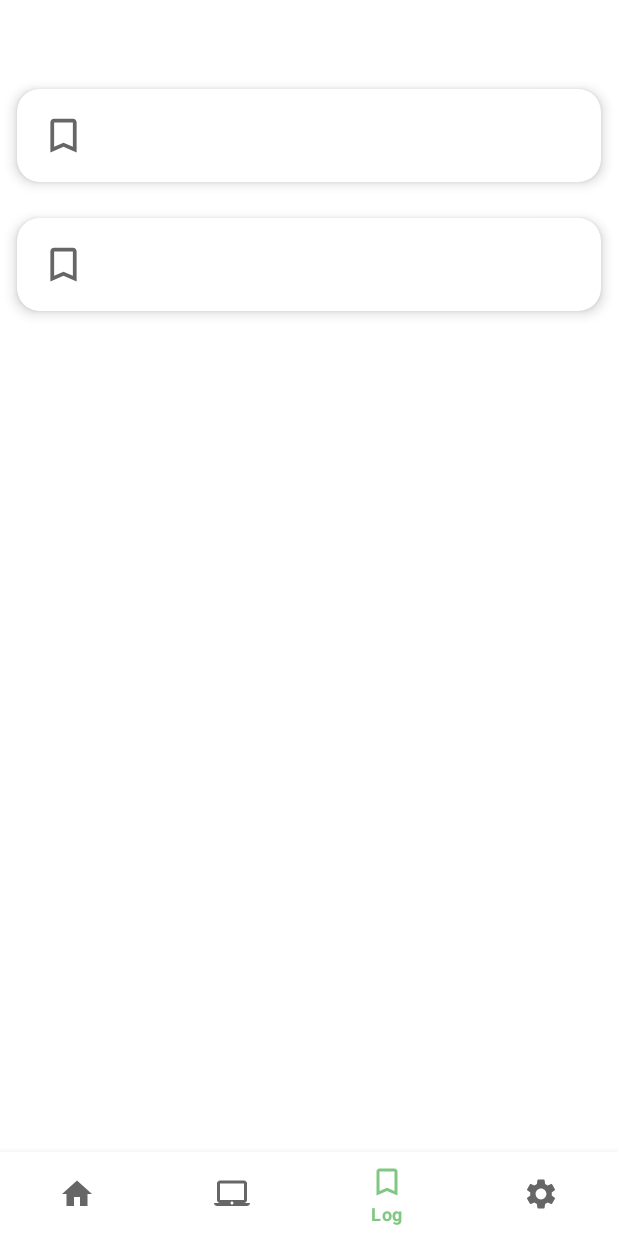
After one commit to harvestcore/ipmdroid2.0, an Android app: the LogFragment screen opened through its navigation route, on a phone screen of 412 x 824 dp. The commit adds this screen. Run offline under Robolectric (Android 15) with nearby library versions, the phone set to English and light mode, and no system bars; our stand-ins replace navigation-ui; 1 statement that could not run was skipped.

Commit message:
Create fragments + UI callback

```diff
--- a/app/build.gradle
+++ b/app/build.gradle
@@ -38,6 +38,9 @@ dependencies {
     implementation 'androidx.constraintlayout:constraintlayout:2.0.1'
     implementation 'androidx.lifecycle:lifecycle-livedata-ktx:2.2.0'
     implementation 'androidx.lifecycle:lifecycle-viewmodel-ktx:2.2.0'
+    implementation 'androidx.navigation:navigation-fragment:2.3.0'
+    implementation 'androidx.navigation:navigation-ui:2.3.0'
+    implementation 'androidx.legacy:legacy-support-v4:1.0.0'
     testImplementation 'junit:junit:4.+'
     androidTestImplementation 'androidx.test.ext:junit:1.1.2'
     androidTestImplementation 'androidx.test.espresso:espresso-core:3.3.0'
--- a/app/src/main/java/com/hc/ipmdroid20/MainActivity.java
+++ b/app/src/main/java/com/hc/ipmdroid20/MainActivity.java
@@ -2,34 +2,29 @@ package com.hc.ipmdroid20;
 
 import android.os.Bundle;
 
-import com.google.android.material.floatingactionbutton.FloatingActionButton;
-import com.google.android.material.snackbar.Snackbar;
-import com.google.android.material.tabs.TabLayout;
+import com.google.android.material.bottomnavigation.BottomNavigationView;
 
-import androidx.viewpager.widget.ViewPager;
+import androidx.navigation.NavController;
+import androidx.navigation.Navigation;
+import androidx.navigation.fragment.NavHostFragment;
+import androidx.navigation.ui.NavigationUI;
 import androidx.appcompat.app.AppCompatActivity;
 
-import android.view.Menu;
-import android.view.MenuItem;
 import android.view.View;
 
 import com.hc.ipmdroid20.api.background.TaskManager;
-import com.hc.ipmdroid20.api.models.Query;
-import com.hc.ipmdroid20.api.models.Server;
-import com.hc.ipmdroid20.api.server.Credentials;
+import com.hc.ipmdroid20.api.models.Event;
+import com.hc.ipmdroid20.api.models.EventType;
+import com.hc.ipmdroid20.api.server.EventManager;
 import com.hc.ipmdroid20.api.server.ServerManager;
-import com.hc.ipmdroid20.ui.main.SectionsPagerAdapter;
 import com.hc.ipmdroid20.databinding.ActivityMainBinding;
-
-import java.io.IOException;
-import java.util.ArrayList;
-import java.util.HashMap;
-import java.util.UUID;
 
 public class MainActivity extends AppCompatActivity {
     private static MainActivity instance;
+    private View contentView;
     private ActivityMainBinding binding;
-    private View contentView;
+    private BottomNavigationView bottomNavigationView;
+    private NavController navController;
 
     public static View getView() {
         return instance.contentView;
@@ -43,15 +38,15 @@ public class MainActivity extends AppCompatActivity {
         binding = ActivityMainBinding.inflate(getLayoutInflater());
         setContentView(binding.getRoot());
 
-        SectionsPagerAdapter sectionsPagerAdapter = new SectionsPagerAdapter(this, getSupportFragmentManager());
-        ViewPager viewPager = binding.viewPager;
-        viewPager.setAdapter(sectionsPagerAdapter);
-        TabLayout tabs = binding.tabs;
-        tabs.setupWithViewPager(viewPager);
-        FloatingActionButton fab = binding.fab;
-
         // Get the main view.
         contentView = findViewById(android.R.id.content).getRootView();
+
+        // Setup bottom navigation.
+        bottomNavigationView = findViewById(R.id.bottomNavigationView);
+        NavHostFragment navHostFragment = (NavHostFragment) getSupportFragmentManager()
+                .findFragmentById(R.id.fragmentContainerView);
+        navController = navHostFragment.getNavController();
+        NavigationUI.setupWithNavController(bottomNavigationView, navController);
 
         // Restore the servers in the background.
         TaskManager.Instance().runTask(o -> {
@@ -59,6 +54,34 @@ public class MainActivity extends AppCompatActivity {
             return null;
         });
 
-        fab.setOnClickListener(view -> {});
+        TaskManager.Instance().runTask(o -> {
+            try {
+                Thread.sleep(5000);
+            } catch (InterruptedException e) {
+                e.printStackTrace();
+            }
+            EventManager.Instance().addEvent(new Event(EventType.MACHINE, "5s"));
+            return null;
+        });
+
+        TaskManager.Instance().runTask(o -> {
+            try {
+                Thread.sleep(10000);
+            } catch (InterruptedException e) {
+                e.printStackTrace();
+            }
+            EventManager.Instance().addEvent(new Event(EventType.MACHINE, "10s"));
+            return null;
+        });
+
+        TaskManager.Instance().runTask(o -> {
+            try {
+                Thread.sleep(15000);
+            } catch (InterruptedException e) {
+                e.printStackTrace();
+            }
+            EventManager.Instance().addEvent(new Event(EventType.MACHINE, "15s"));
+            return null;
+        });
     }
 }
--- a/app/src/main/java/com/hc/ipmdroid20/api/background/Notifier.java
+++ b/app/src/main/java/com/hc/ipmdroid20/api/background/Notifier.java
@@ -1,6 +1,7 @@
 package com.hc.ipmdroid20.api.background;
 
 import android.annotation.SuppressLint;
+import android.app.Activity;
 import android.content.Context;
 
 import androidx.work.Data;
@@ -35,6 +36,14 @@ public class Notifier {
         };
     }
 
+    public Function addUICallback(Activity activity, Function f) {
+        // This callback must be run in the UI thread.
+        return addCallback(o -> {
+            activity.runOnUiThread(() -> f.apply(null));
+            return null;
+        });
+    }
+
     void backgroundExecuteCallbacks() {
         for (Function f: callbacks) {
             f.apply(null);
--- /dev/null
+++ b/app/src/main/java/com/hc/ipmdroid20/ui/LogFragment.java
@@ -0,0 +1,85 @@
+package com.hc.ipmdroid20.ui;
+
+import android.os.Bundle;
+
+import androidx.fragment.app.Fragment;
+import androidx.recyclerview.widget.LinearLayoutManager;
+import androidx.recyclerview.widget.RecyclerView;
+
+import android.view.LayoutInflater;
+import android.view.View;
+import android.view.ViewGroup;
+
+import com.hc.ipmdroid20.R;
+import com.hc.ipmdroid20.api.models.Event;
+import com.hc.ipmdroid20.api.server.EventManager;
+import com.hc.ipmdroid20.ui.holders.BaseAdapter;
+import com.hc.ipmdroid20.ui.holders.LogHolder;
+
+import java.util.ArrayList;
+import java.util.function.Function;
+
+public class LogFragment extends Fragment {
+    RecyclerView reciclerView;
+    ArrayList<Function> removeCallbacks = new ArrayList<>();
+
+    public LogFragment() {}
+
+    @Override
+    public void onCreate(Bundle savedInstanceState) {
+        super.onCreate(savedInstanceState);
+
+        // Register callbacks.
+        registerCallbacks();
+    }
+
+    @Override
+    public View onCreateView(LayoutInflater inflater, ViewGroup container,
+                             Bundle savedInstanceState) {
+        View root = inflater.inflate(R.layout.fragment_log, container, false);
+
+        // Log recycler view.
+        reciclerView = root.findViewById(R.id.logRecyclerView);
+        reciclerView.setLayoutManager(new LinearLayoutManager(getContext()));
+        reciclerView.setAdapter(new BaseAdapter<Event>(
+                getContext(), EventManager.Instance().getEvents()) {
+            @Override
+            public RecyclerView.ViewHolder setViewHolder(ViewGroup parent) {
+                final View view = LayoutInflater.from(getContext())
+                        .inflate(R.layout.log_row, parent, false);
+                return new LogHolder(view);
+            }
+
+            @Override
+            public void onBindData(RecyclerView.ViewHolder holder, Event val) {
+            }
+        });
+
+        return root;
+    }
+
+    @Override
+    public void onDestroyView() {
+        super.onDestroyView();
+        removeCallbacks();
+    }
+
+    @Override
+    public void onDestroy() {
+        super.onDestroy();
+        removeCallbacks();
+    }
+
+    private void registerCallbacks() {
+        removeCallbacks.add(EventManager.Instance().notifier.addUICallback(getActivity(), o -> {
+            reciclerView.getAdapter().notifyDataSetChanged();
+            return null;
+        }));
+    }
+
+    private void removeCallbacks() {
+        for (Function f: removeCallbacks) {
+            f.apply(null);
+        }
+    }
+}
--- a/app/src/main/java/com/hc/ipmdroid20/ui/MachinesFragment.java
+++ b/app/src/main/java/com/hc/ipmdroid20/ui/MachinesFragment.java
@@ -1,4 +1,4 @@
-package com.hc.ipmdroid20;
+package com.hc.ipmdroid20.ui;
 
 import android.os.Bundle;
 
@@ -7,6 +7,8 @@ import androidx.fragment.app.Fragment;
 import android.view.LayoutInflater;
 import android.view.View;
 import android.view.ViewGroup;
+
+import com.hc.ipmdroid20.R;
 
 /**
  * A simple {@link Fragment} subclass.
--- a/app/src/main/java/com/hc/ipmdroid20/ui/ServersFragment.java
+++ b/app/src/main/java/com/hc/ipmdroid20/ui/ServersFragment.java
@@ -1,4 +1,4 @@
-package com.hc.ipmdroid20;
+package com.hc.ipmdroid20.ui;
 
 import android.os.Bundle;
 
@@ -7,6 +7,8 @@ import androidx.fragment.app.Fragment;
 import android.view.LayoutInflater;
 import android.view.View;
 import android.view.ViewGroup;
+
+import com.hc.ipmdroid20.R;
 
 /**
  * A simple {@link Fragment} subclass.
--- a/app/src/main/java/com/hc/ipmdroid20/ui/SettingsFragment.java
+++ b/app/src/main/java/com/hc/ipmdroid20/ui/SettingsFragment.java
@@ -1,4 +1,4 @@
-package com.hc.ipmdroid20;
+package com.hc.ipmdroid20.ui;
 
 import android.os.Bundle;
 
@@ -7,6 +7,8 @@ import androidx.fragment.app.Fragment;
 import android.view.LayoutInflater;
 import android.view.View;
 import android.view.ViewGroup;
+
+import com.hc.ipmdroid20.R;
 
 /**
  * A simple {@link Fragment} subclass.
--- /dev/null
+++ b/app/src/main/java/com/hc/ipmdroid20/ui/holders/BaseAdapter.java
@@ -0,0 +1,40 @@
+package com.hc.ipmdroid20.ui.holders;
+
+import android.content.Context;
+import android.view.LayoutInflater;
+import android.view.ViewGroup;
+
+import androidx.recyclerview.widget.RecyclerView;
+
+import java.util.ArrayList;
+
+public abstract class BaseAdapter<T> extends RecyclerView.Adapter<RecyclerView.ViewHolder> {
+    Context context;
+    LayoutInflater inflater;
+    ArrayList<T> data;
+
+    public abstract RecyclerView.ViewHolder setViewHolder(ViewGroup parent);
+    public abstract void onBindData(RecyclerView.ViewHolder holder, T val);
+
+    public BaseAdapter(Context context, ArrayList<T> data) {
+        this.inflater = LayoutInflater.from(context);
+        this.data = data;
+        this.context = context;
+    }
+
+    @Override
+    public RecyclerView.ViewHolder onCreateViewHolder(ViewGroup parent, int viewType) {
+        RecyclerView.ViewHolder holder = setViewHolder(parent);
+        return holder;
+    }
+
+    @Override
+    public void onBindViewHolder(RecyclerView.ViewHolder holder, int position) {
+        onBindData(holder, data.get(position));
+    }
+
+    @Override
+    public int getItemCount() {
+        return data.size();
+    }
+}
--- /dev/null
+++ b/app/src/main/java/com/hc/ipmdroid20/ui/holders/LogHolder.java
@@ -0,0 +1,14 @@
+package com.hc.ipmdroid20.ui.holders;
+
+import android.view.View;
+
+import androidx.annotation.NonNull;
+import androidx.recyclerview.widget.RecyclerView;
+
+import org.jetbrains.annotations.NotNull;
+
+public class LogHolder extends RecyclerView.ViewHolder {
+    public LogHolder(@NonNull @NotNull View itemView) {
+        super(itemView);
+    }
+}
--- /dev/null
+++ b/app/src/main/res/drawable/icon_log.xml
@@ -0,0 +1,10 @@
+<vector xmlns:android="http://schemas.android.com/apk/res/android"
+    android:width="24dp"
+    android:height="24dp"
+    android:viewportWidth="24"
+    android:viewportHeight="24"
+    android:tint="?attr/colorControlNormal">
+  <path
+      android:fillColor="@android:color/white"
+      android:pathData="M17,3L7,3c-1.1,0 -1.99,0.9 -1.99,2L5,21l7,-3 7,3L19,5c0,-1.1 -0.9,-2 -2,-2zM17,18l-5,-2.18L7,18L7,5h10v13z"/>
+</vector>
--- a/app/src/main/res/layout/activity_main.xml
+++ b/app/src/main/res/layout/activity_main.xml
@@ -1,44 +1,30 @@
 <?xml version="1.0" encoding="utf-8"?>
-<androidx.coordinatorlayout.widget.CoordinatorLayout xmlns:android="http://schemas.android.com/apk/res/android"
+<androidx.constraintlayout.widget.ConstraintLayout xmlns:android="http://schemas.android.com/apk/res/android"
     xmlns:app="http://schemas.android.com/apk/res-auto"
     xmlns:tools="http://schemas.android.com/tools"
     android:layout_width="match_parent"
     android:layout_height="match_parent"
     tools:context=".MainActivity">
 
-    <com.google.android.material.appbar.AppBarLayout
+    <com.google.android.material.bottomnavigation.BottomNavigationView
+        android:id="@+id/bottomNavigationView"
         android:layout_width="match_parent"
         android:layout_height="wrap_content"
-        android:theme="@style/Theme.Ipmdroid20.AppBarOverlay">
+        app:layout_constraintBottom_toBottomOf="parent"
+        app:layout_constraintEnd_toEndOf="parent"
+        app:layout_constraintStart_toStartOf="parent"
+        app:menu="@menu/bottom_menu" />
 
-        <TextView
-            android:id="@+id/title"
-            android:layout_width="wrap_content"
-            android:layout_height="wrap_content"
-            android:gravity="center"
-            android:minHeight="?actionBarSize"
-            android:padding="@dimen/appbar_padding"
-            android:text="@string/app_name"
-            android:textAppearance="@style/TextAppearance.Widget.AppCompat.Toolbar.Title" />
+    <androidx.fragment.app.FragmentContainerView
+        android:id="@+id/fragmentContainerView"
+        android:name="androidx.navigation.fragment.NavHostFragment"
+        android:layout_width="409dp"
+        android:layout_height="673dp"
+        app:defaultNavHost="true"
+        app:layout_constraintBottom_toTopOf="@+id/bottomNavigationView"
+        app:layout_constraintEnd_toEndOf="parent"
+        app:layout_constraintStart_toStartOf="parent"
+        app:layout_constraintTop_toTopOf="parent"
+        app:navGraph="@navigation/nav" />
 
-        <com.google.android.material.tabs.TabLayout
-            android:id="@+id/tabs"
-            android:layout_width="match_parent"
-            android:layout_height="wrap_content"
-            android:background="?attr/colorPrimary" />
-    </com.google.android.material.appbar.AppBarLayout>
-
-    <androidx.viewpager.widget.ViewPager
-        android:id="@+id/view_pager"
-        android:layout_width="match_parent"
-        android:layout_height="match_parent"
-        app:layout_behavior="@string/appbar_scrolling_view_behavior" />
-
-    <com.google.android.material.floatingactionbutton.FloatingActionButton
-        android:id="@+id/fab"
-        android:layout_width="wrap_content"
-        android:layout_height="wrap_content"
-        android:layout_gravity="bottom|end"
-        android:layout_margin="@dimen/fab_margin"
-        app:srcCompat="@android:drawable/ic_dialog_email" />
-</androidx.coordinatorlayout.widget.CoordinatorLayout>
+</androidx.constraintlayout.widget.ConstraintLayout>
--- /dev/null
+++ b/app/src/main/res/layout/fragment_log.xml
@@ -0,0 +1,17 @@
+<?xml version="1.0" encoding="utf-8"?>
+<androidx.constraintlayout.widget.ConstraintLayout xmlns:android="http://schemas.android.com/apk/res/android"
+    xmlns:app="http://schemas.android.com/apk/res-auto"
+    xmlns:tools="http://schemas.android.com/tools"
+    android:layout_width="match_parent"
+    android:layout_height="match_parent"
+    tools:context=".ui.LogFragment">
+
+    <androidx.recyclerview.widget.RecyclerView
+        android:id="@+id/logRecyclerView"
+        android:layout_width="match_parent"
+        android:layout_height="match_parent"
+        app:layout_constraintBottom_toBottomOf="parent"
+        app:layout_constraintEnd_toEndOf="parent"
+        app:layout_constraintStart_toStartOf="parent"
+        app:layout_constraintTop_toTopOf="parent" />
+</androidx.constraintlayout.widget.ConstraintLayout>
--- a/app/src/main/res/layout/fragment_machines.xml
+++ b/app/src/main/res/layout/fragment_machines.xml
@@ -3,12 +3,12 @@
     xmlns:tools="http://schemas.android.com/tools"
     android:layout_width="match_parent"
     android:layout_height="match_parent"
-    tools:context=".MachinesFragment">
+    tools:context=".ui.MachinesFragment">
 
     <!-- TODO: Update blank fragment layout -->
     <TextView
         android:layout_width="match_parent"
         android:layout_height="match_parent"
-        android:text="@string/hello_blank_fragment" />
+        android:text="machines" />
 
 </FrameLayout>
--- a/app/src/main/res/layout/fragment_servers.xml
+++ b/app/src/main/res/layout/fragment_servers.xml
@@ -3,12 +3,12 @@
     xmlns:tools="http://schemas.android.com/tools"
     android:layout_width="match_parent"
     android:layout_height="match_parent"
-    tools:context=".ServersFragment">
+    tools:context=".ui.ServersFragment">
 
     <!-- TODO: Update blank fragment layout -->
     <TextView
         android:layout_width="match_parent"
         android:layout_height="match_parent"
-        android:text="@string/hello_blank_fragment" />
+        android:text="servers" />
 
 </FrameLayout>
--- a/app/src/main/res/layout/fragment_settings.xml
+++ b/app/src/main/res/layout/fragment_settings.xml
@@ -3,12 +3,12 @@
     xmlns:tools="http://schemas.android.com/tools"
     android:layout_width="match_parent"
     android:layout_height="match_parent"
-    tools:context=".SettingsFragment">
+    tools:context=".ui.SettingsFragment">
 
     <!-- TODO: Update blank fragment layout -->
     <TextView
         android:layout_width="match_parent"
         android:layout_height="match_parent"
-        android:text="@string/hello_blank_fragment" />
+        android:text="settings" />
 
 </FrameLayout>
--- /dev/null
+++ b/app/src/main/res/layout/log_row.xml
@@ -0,0 +1,39 @@
+<?xml version="1.0" encoding="utf-8"?>
+<androidx.cardview.widget.CardView
+    xmlns:android="http://schemas.android.com/apk/res/android"
+    xmlns:app="http://schemas.android.com/apk/res-auto"
+    android:layout_width="match_parent"
+    android:layout_height="wrap_content"
+    android:animateLayoutChanges="true"
+    app:cardCornerRadius="15dp"
+    app:cardElevation="5dp"
+    app:cardUseCompatPadding="true">
+
+    <LinearLayout
+        android:layout_width="match_parent"
+        android:layout_height="wrap_content"
+        android:animateLayoutChanges="true"
+        android:orientation="vertical">
+        <RelativeLayout
+            android:layout_width="match_parent"
+            android:layout_height="wrap_content"
+            android:orientation="horizontal"
+            android:padding="6dp">
+            <ImageView
+                android:id="@+id/logIcon"
+                android:layout_width="50dp"
+                android:layout_alignParentStart="true"
+                android:layout_centerVertical="true"
+                android:layout_gravity="center"
+                android:paddingLeft="10dp"
+                android:paddingRight="10dp"
+                android:layout_height="50dp"
+                android:layout_alignParentLeft="true"
+                app:srcCompat="@drawable/icon_log"
+                >
+            </ImageView>
+
+        </RelativeLayout>
+    </LinearLayout>
+
+</androidx.cardview.widget.CardView>
--- a/app/src/main/res/menu/bottom_menu.xml
+++ b/app/src/main/res/menu/bottom_menu.xml
@@ -1,4 +1,23 @@
 <?xml version="1.0" encoding="utf-8"?>
 <menu xmlns:android="http://schemas.android.com/apk/res/android">
 
+    <item
+        android:id="@+id/serversFragment"
+        android:title="@string/tab_1"
+        android:icon="@drawable/icon_home" />
+
+    <item
+        android:id="@+id/machinesFragment"
+        android:title="@string/tab_2"
+        android:icon="@drawable/icon_machine" />
+
+    <item
+        android:id="@+id/logFragment"
+        android:title="@string/tab_4"
+        android:icon="@drawable/icon_log" />
+
+    <item
+        android:id="@+id/settingsFragment"
+        android:title="@string/tab_3"
+        android:icon="@drawable/icon_settings" />
 </menu>
--- a/app/src/main/res/navigation/nav.xml
+++ b/app/src/main/res/navigation/nav.xml
@@ -1,6 +1,28 @@
 <?xml version="1.0" encoding="utf-8"?>
 <navigation xmlns:android="http://schemas.android.com/apk/res/android"
-             xmlns:app="http://schemas.android.com/apk/res-auto"
-             android:id="@+id/nav">
+    xmlns:app="http://schemas.android.com/apk/res-auto"
+    xmlns:tools="http://schemas.android.com/tools"
+    android:id="@+id/nav"
+    app:startDestination="@id/serversFragment">
 
+    <fragment
+        android:id="@+id/serversFragment"
+        android:name="com.hc.ipmdroid20.ui.ServersFragment"
+        android:label="fragment_servers"
+        tools:layout="@layout/fragment_servers" />
+    <fragment
+        android:id="@+id/settingsFragment"
+        android:name="com.hc.ipmdroid20.ui.SettingsFragment"
+        android:label="fragment_settings"
+        tools:layout="@layout/fragment_settings" />
+    <fragment
+        android:id="@+id/machinesFragment"
+        android:name="com.hc.ipmdroid20.ui.MachinesFragment"
+        android:label="fragment_machines"
+        tools:layout="@layout/fragment_machines" />
+    <fragment
+        android:id="@+id/logFragment"
+        android:name="com.hc.ipmdroid20.ui.LogFragment"
+        android:label="fragment_log"
+        tools:layout="@layout/fragment_log" />
 </navigation>
--- a/app/src/main/res/values/strings.xml
+++ b/app/src/main/res/values/strings.xml
@@ -1,5 +1,7 @@
 <resources>
-    <string name="app_name">ipmdroid2.0</string>
-    <string name="tab_text_1">Tab 1</string>
-    <string name="tab_text_2">Tab 2</string>
+    <string name="app_name">IPMDroid 2.0</string>
+    <string name="tab_1">Home</string>
+    <string name="tab_2">Machines</string>
+    <string name="tab_3">Settings</string>
+    <string name="tab_4">Log</string>
 </resources>
```
Also changed, not shown: app/src/main/java/com/hc/ipmdroid20/api/server/EventManager.java (+8 -0 lines).
